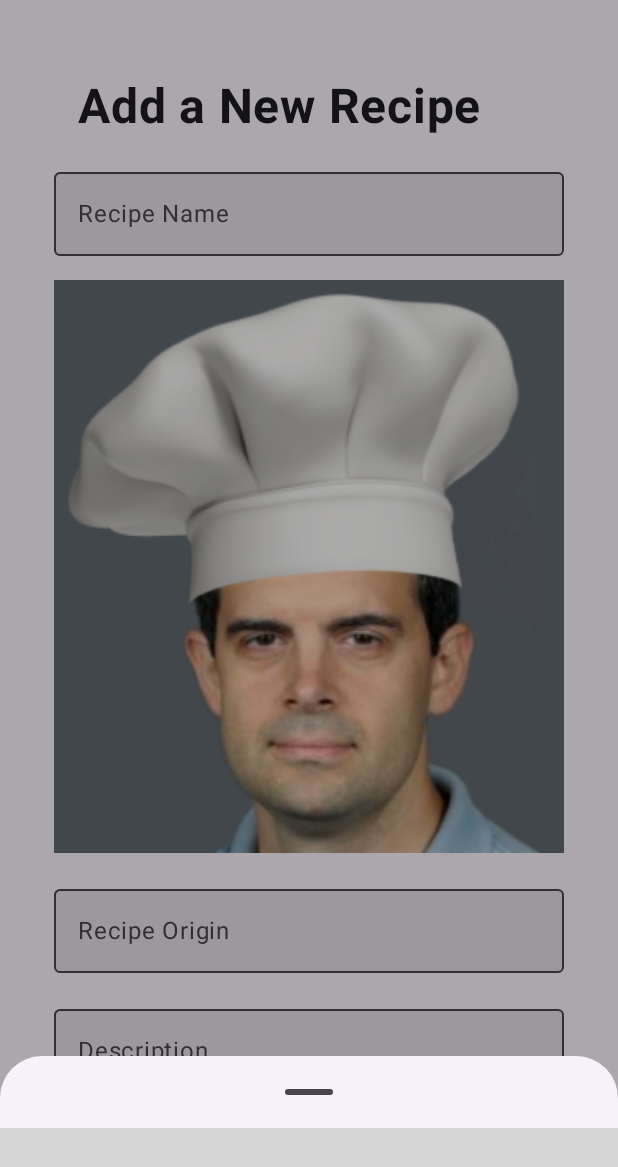
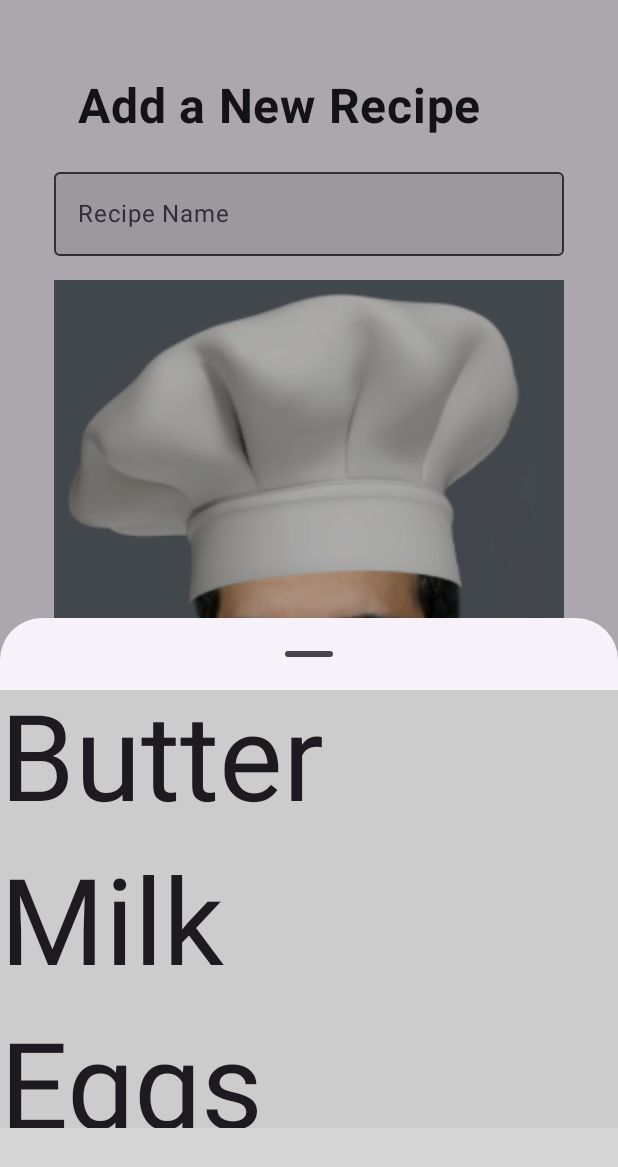
Before and after one commit to dewitte0210/ChefTurnersGuideToCooking, an Android app built with Jetpack Compose: the AddingView screen opened through its navigation route, after a tap on "Manage Ingredients", on a phone screen of 412 x 824 dp. Shown: the top 1167 px of the screen. Run offline under Robolectric (Android 15) with nearby library versions, the phone set to English and light mode, and no system bars; our stand-ins replace Room's generated code, window size class; 1 statement that could not run was skipped; grey boxes are pictures that could not be loaded.

Commit message:
Update AddingView.kt
Added more functionality to the ingrediants adding

```diff
--- a/app/src/main/java/com/example/chefturnersguidetocooking/AddingView.kt
+++ b/app/src/main/java/com/example/chefturnersguidetocooking/AddingView.kt
@@ -7,10 +7,12 @@ import androidx.annotation.StringRes
 import androidx.compose.foundation.lazy.items
 import androidx.compose.foundation.Image
 import androidx.compose.foundation.background
+import androidx.compose.foundation.clickable
 import androidx.compose.foundation.layout.Box
 import androidx.compose.foundation.layout.Column
 import androidx.compose.foundation.layout.PaddingValues
 import androidx.compose.foundation.layout.Row
+import androidx.compose.foundation.layout.fillMaxHeight
 import androidx.compose.foundation.layout.fillMaxSize
 import androidx.compose.foundation.layout.fillMaxWidth
 import androidx.compose.foundation.layout.height
@@ -53,6 +55,7 @@ import androidx.compose.ui.graphics.RectangleShape
 import androidx.compose.ui.layout.ContentScale
 import androidx.compose.ui.res.painterResource
 import androidx.compose.ui.res.stringResource
+import androidx.compose.ui.text.TextStyle
 import androidx.compose.ui.text.font.FontWeight
 import androidx.compose.ui.text.input.ImeAction
 import androidx.compose.ui.text.input.KeyboardType
@@ -76,6 +79,7 @@ fun AddingView() {
     var carbInput by remember { mutableStateOf("") }
     var fatInput by remember { mutableStateOf("") }
     var proteinInput by remember { mutableStateOf("") }
+    val ingredientList  = remember { mutableStateListOf<String>() }
     val instructionList = remember { mutableStateListOf<Instruction>() }
 
     Box(
@@ -160,6 +164,11 @@ fun AddingView() {
             val sheetState = rememberModalBottomSheetState()
             val scope = rememberCoroutineScope()
             var showBottomSheet by remember { mutableStateOf(false) }
+            var ingredientList = ArrayList<String>()
+            ingredientList.add("Butter")
+            ingredientList.add("Milk")
+            ingredientList.add("Eggs")
+            ingredientList.add("Flour")
             Button(
                 /**
                  * Button that goes to the adding ingredients view
@@ -175,6 +184,7 @@ fun AddingView() {
                     text = "Manage Ingredients"
                 )
             }
+
             if (showBottomSheet) {
                 ModalBottomSheet(
                     onDismissRequest = {
@@ -183,9 +193,36 @@ fun AddingView() {
                     sheetState = sheetState
                 ) {
                     // Sheet content
-                    Text(
-                        text = "List of ingredients"
-                    )
+                    //List all ingredients from database
+                    Box(modifier = Modifier.background(Color.LightGray)) {
+                        LazyColumn(
+                            modifier = Modifier
+                                .fillMaxHeight()
+                        ) {
+                            items(items = ingredientList, itemContent = { item ->
+                                Log.d("COMPOSE", "This get rendered $item")
+                                when (item) {
+                                    item -> {
+                                        Box(
+                                            modifier = Modifier
+                                                .fillMaxWidth()
+                                                .padding(bottom = 16.dp)
+                                                .clickable {
+
+                                                    Log.d("Hobby", "Pressed Box")
+                                                }
+                                        ) {
+                                            Text(text = item, style = TextStyle(fontSize = 80.sp))
+                                        }
+                                    }
+
+                                    else -> {
+                                        Text(text = item, style = TextStyle(fontSize = 80.sp))
+                                    }
+                                }
+                            })
+                        }
+                    }
                     Button(onClick = {
                         scope.launch { sheetState.hide() }.invokeOnCompletion {
                             if (!sheetState.isVisible) {
```
